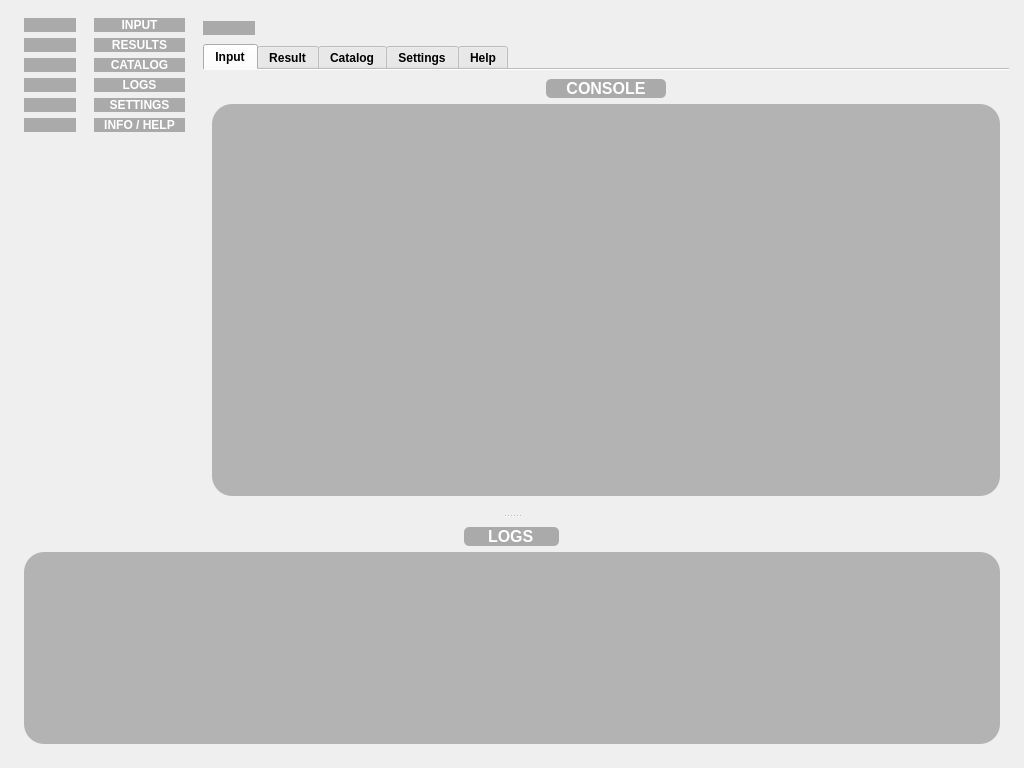
First picture: the form in ShortCircuitCalc/gui/main_window.ui, repository MrHerrington/Short-Circuit-Calculation, before the edit.
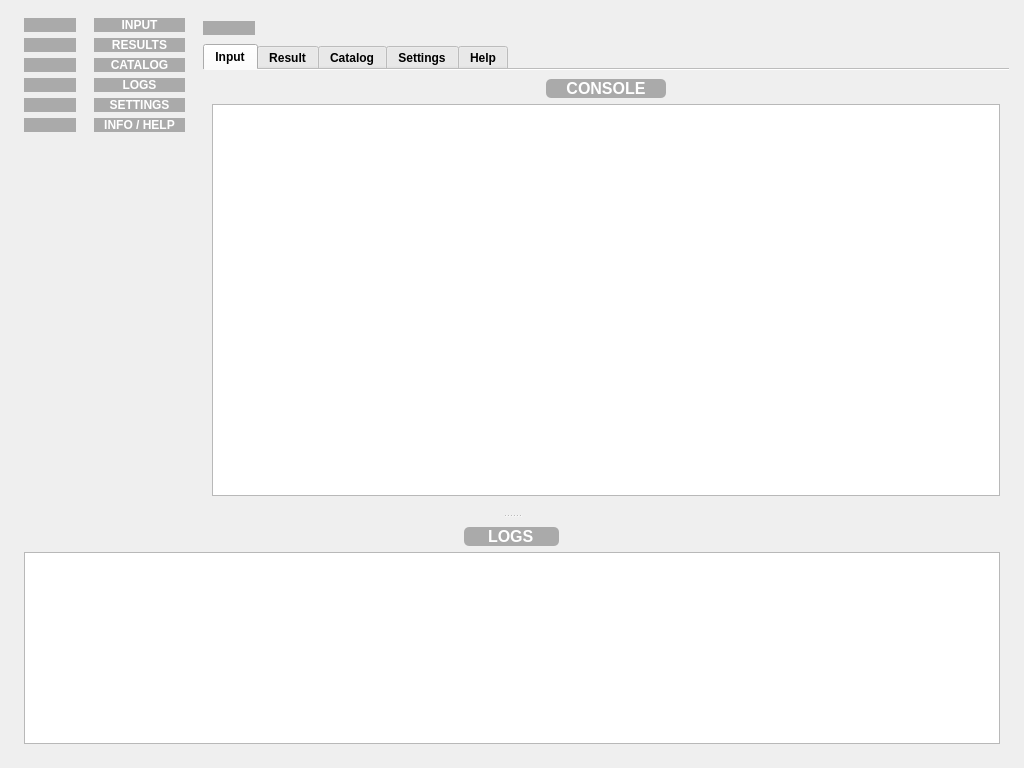
Second picture: the form after the edit. Icons and pictures are not drawn. Custom widgets are drawn as their Qt base class.

Commit message: Binding refreshing figure with console input, definition eventFilter for MainWindow.

What changed in the file:
```diff
--- a/ShortCircuitCalc/gui/main_window.ui
+++ b/ShortCircuitCalc/gui/main_window.ui
@@ -958,7 +958,7 @@
                 </widget>
                </item>
                <item>
-                <widget class="QTextEdit" name="consoleInput">
+                <widget class="QPlainTextEdit" name="consoleInput">
                  <property name="enabled">
                   <bool>true</bool>
                  </property>
@@ -974,11 +974,13 @@
                   </font>
                  </property>
                  <property name="styleSheet">
-                  <string notr="true">background-color: rgba(153, 153, 153, 0.7);
+                  <string notr="true">QPlainTextEdit[objectName=&quot;consoleInput&quot;] {
+background-color: rgba(153, 153, 153, 0.9);
 color: rgb(255, 255, 255);
 padding-left: 10px;
 padding-right: 10 px;
-border-radius: 20px;</string>
+border-radius: 20px;
+}</string>
                  </property>
                  <property name="verticalScrollBarPolicy">
                   <enum>Qt::ScrollBarAsNeeded</enum>
@@ -1402,11 +1404,13 @@
            </font>
           </property>
           <property name="styleSheet">
-           <string notr="true">background-color: rgba(153, 153, 153, 0.7);
+           <string notr="true">QTextBrowser[objectName=&quot;logsOutput&quot;] {
+background-color: rgba(153, 153, 153, 0.7);
 color: rgb(255, 255, 255);
 padding-left: 10px;
 padding-right: 10 px;
-border-radius: 20px;</string>
+border-radius: 20px;
+}</string>
           </property>
          </widget>
         </item>
```
The commit also changes 4 other files.
